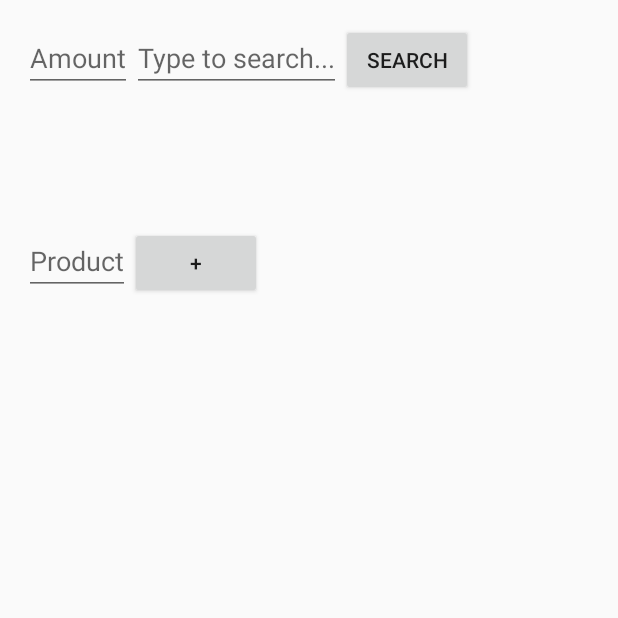
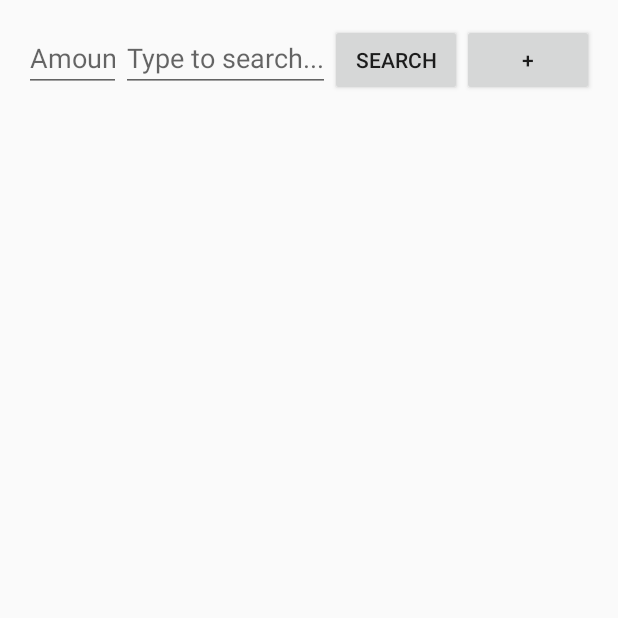
Before and after one commit to jan-xyz/ProductScanner, an Android app: the screen it shows after launch (DataBaseActivity), on a phone screen of 412 x 824 dp, the top half of it. Run offline under Robolectric (Android 15) with nearby library versions, the phone set to English and light mode, and no system bars; our stand-ins replace Volley.

Commit message:
set first item from search to be added to shopping list

```diff
--- a/app/src/main/res/layout/activity_data_base.xml
+++ b/app/src/main/res/layout/activity_data_base.xml
@@ -43,6 +43,12 @@
                     android:layout_height="wrap_content"
                     android:text="@string/btn_search"
                     android:onClick="sendRequest"/>
+                <Button
+                    android:layout_width="wrap_content"
+                    android:layout_height="wrap_content"
+                    android:text="@string/button_add_product"
+                    android:id="@+id/button_add_product"
+                    android:onClick="addContent" />
             </LinearLayout>
             <LinearLayout
                 android:layout_width="wrap_content"
@@ -65,23 +71,6 @@
             android:layout_width="fill_parent"
             android:layout_height="wrap_content"
             android:focusableInTouchMode="true">
-            <LinearLayout
-                android:orientation="horizontal"
-                android:layout_width="fill_parent"
-                android:layout_height="wrap_content"
-                android:focusableInTouchMode="true">
-                <EditText
-                    android:layout_width="wrap_content"
-                    android:layout_height="wrap_content"
-                    android:hint="@string/editText_hint_product"
-                    android:id="@+id/editText_product" />
-                <Button
-                    android:layout_width="wrap_content"
-                    android:layout_height="wrap_content"
-                    android:text="@string/button_add_product"
-                    android:id="@+id/button_add_product"
-                    android:onClick="addContent" />
-            </LinearLayout>
             <ListView
                 android:layout_width="match_parent"
                 android:layout_height="wrap_content"
```
Also changed, not shown: app/src/main/java/com/aaaaaab/shopnavigator/DataBaseActivity.java (+7 -6 lines).
